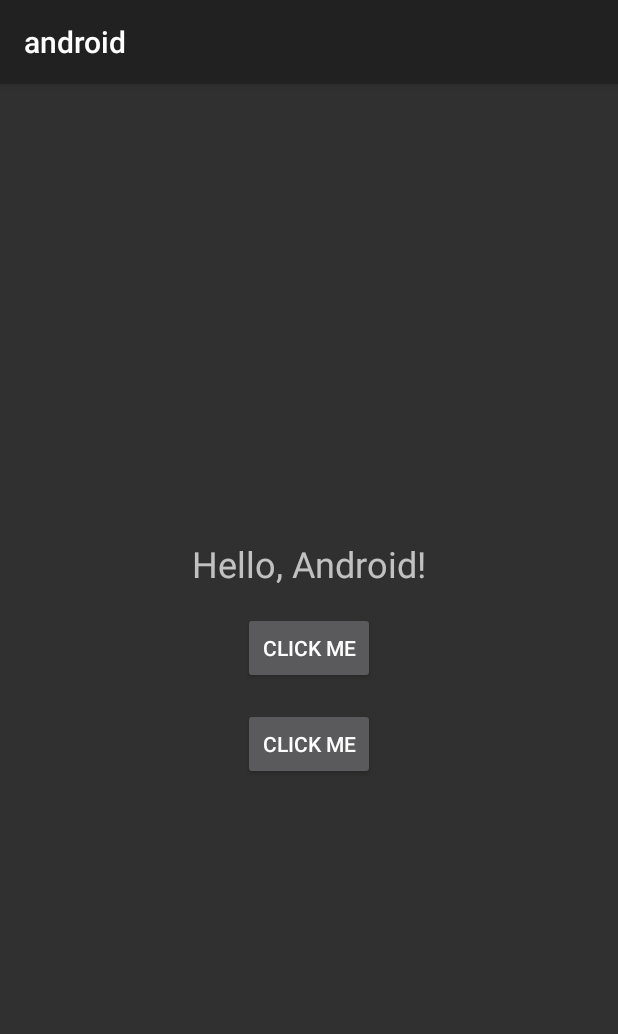
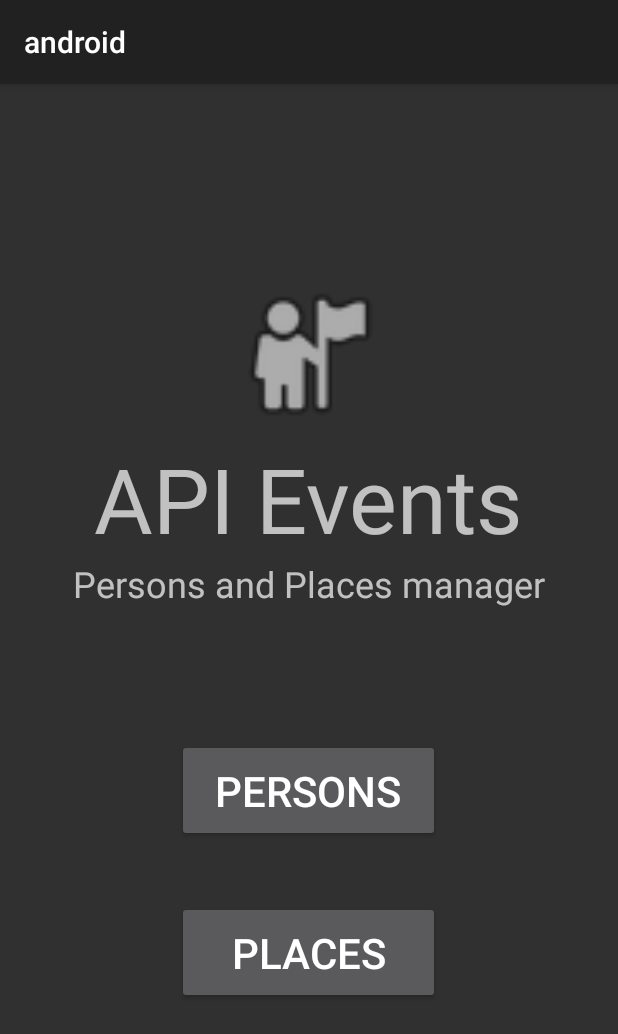
Before and after one commit to javibu13/aa1-programacion-multimedia-y-dispositivos-moviles, an Android app: the screen it shows after launch (MainActivity), on a phone screen of 412 x 824 dp. Shown: the top 1034 px of the screen. Run offline under Robolectric (Android 15) with nearby library versions, the phone set to English and light mode, and no system bars.

Commit message:
Design main screen and test api connection

```diff
--- a/app/src/main/AndroidManifest.xml
+++ b/app/src/main/AndroidManifest.xml
@@ -1,11 +1,14 @@
 <?xml version="1.0" encoding="utf-8"?>
 <manifest xmlns:android="http://schemas.android.com/apk/res/android"
     xmlns:tools="http://schemas.android.com/tools">
+
+    <uses-permission android:name="android.permission.INTERNET" />
 
     <application
         android:allowBackup="true"
         android:dataExtractionRules="@xml/data_extraction_rules"
         android:fullBackupContent="@xml/backup_rules"
+        android:usesCleartextTraffic="true"
         android:icon="@mipmap/ic_launcher"
         android:label="@string/app_name"
         android:roundIcon="@mipmap/ic_launcher_round"
@@ -15,7 +18,6 @@
         <activity
             android:name=".MainActivity"
             android:exported="true"
-            android:label="@string/app_name"
             android:theme="@style/Theme.AppCompat">
             <intent-filter>
                 <action android:name="android.intent.action.MAIN" />
@@ -26,13 +28,11 @@
         <activity
             android:name=".view.PersonsActivity"
             android:exported="true"
-            android:label="@string/app_name"
             android:theme="@style/Theme.AppCompat">
         </activity>
         <activity
             android:name=".view.PlacesActivity"
             android:exported="true"
-            android:label="@string/app_name"
             android:theme="@style/Theme.AppCompat">
         </activity>
     </application>
--- a/app/src/main/java/com/sanvalero/android/MainActivity.java
+++ b/app/src/main/java/com/sanvalero/android/MainActivity.java
@@ -14,18 +14,19 @@ import com.sanvalero.android.view.PlacesActivity;
 
 public class MainActivity extends AppCompatActivity {
 
-    private TextView messageTextView;
-    private Button personsTextButton;
-    private Button placesTextButton;
+    private Button personsTextButton, placesTextButton;
+    private TextView titleMainTextView, subtitleMainTextView;
 
     @Override
     protected void onCreate(Bundle savedInstanceState) {
         super.onCreate(savedInstanceState);
         setContentView(R.layout.main_activity);
 
-        messageTextView = findViewById(R.id.messageTextView);
-        personsTextButton = findViewById(R.id.personsTextButton);
-        placesTextButton = findViewById(R.id.placesTextButton);
+        titleMainTextView = findViewById(R.id.titleMainTextView);
+        subtitleMainTextView = findViewById(R.id.subtitleMainTextView);
+
+        personsTextButton = findViewById(R.id.personsMainTextButton);
+        placesTextButton = findViewById(R.id.placesMainTextButton);
 
         personsTextButton.setOnClickListener(new View.OnClickListener() {
             @Override
--- a/app/src/main/res/layout/main_activity.xml
+++ b/app/src/main/res/layout/main_activity.xml
@@ -1,30 +1,65 @@
 <?xml version="1.0" encoding="utf-8"?>
 <LinearLayout xmlns:android="http://schemas.android.com/apk/res/android"
+    xmlns:app="http://schemas.android.com/apk/res-auto"
     android:layout_width="match_parent"
     android:layout_height="match_parent"
+    android:gravity="center"
     android:orientation="vertical"
-    android:gravity="center"
-    android:padding="16dp">
+    android:padding="0dp">
+
+    <ImageView
+        android:id="@+id/iconMainimageView"
+        android:layout_width="107dp"
+        android:layout_height="111dp"
+        app:srcCompat="@android:drawable/ic_menu_myplaces" />
 
     <TextView
-        android:id="@+id/messageTextView"
+        android:id="@+id/titleMainTextView"
         android:layout_width="wrap_content"
         android:layout_height="wrap_content"
-        android:text="Hello, Android!"
+        android:text="API Events"
+        android:textSize="60sp" />
+
+    <TextView
+        android:id="@+id/subtitleMainTextView"
+        android:layout_width="wrap_content"
+        android:layout_height="wrap_content"
+        android:text="Persons and Places manager"
         android:textSize="24sp" />
 
+    <Space
+        android:layout_width="match_parent"
+        android:layout_height="71dp" />
+
     <Button
-        android:id="@+id/personsTextButton"
+        android:id="@+id/personsMainTextButton"
         android:layout_width="wrap_content"
         android:layout_height="wrap_content"
-        android:text="Click Me"
-        android:layout_marginTop="16dp" />
+        android:layout_marginTop="16dp"
+        android:minWidth="175dp"
+        android:padding="15dp"
+        android:text="Persons"
+        android:textAlignment="center"
+        android:textSize="28sp" />
+
+    <Space
+        android:layout_width="match_parent"
+        android:layout_height="23dp" />
 
     <Button
-        android:id="@+id/placesTextButton"
+        android:id="@+id/placesMainTextButton"
         android:layout_width="wrap_content"
         android:layout_height="wrap_content"
-        android:text="Click Me"
-        android:layout_marginTop="16dp" />
+        android:layout_marginTop="16dp"
+        android:minWidth="175dp"
+        android:padding="15dp"
+        android:text="Places"
+        android:textAlignment="center"
+        android:textSize="28sp" />
+
+    <Space
+        android:layout_width="match_parent"
+        android:layout_height="29dp" />
+
 
 </LinearLayout>
```
Also changed, not shown: app/src/main/java/com/sanvalero/android/adapter/PlacesAdapter.java (+6 -4 lines), app/src/main/java/com/sanvalero/android/model/Place.java (+71 -7 lines), app/src/main/java/com/sanvalero/android/presenter/PlacesPresenter.java (+5 -15 lines), app/src/main/java/com/sanvalero/android/view/PlacesActivity.java (+11 -2 lines), app/src/main/res/layout/item_place.xml (+9 -2 lines).
